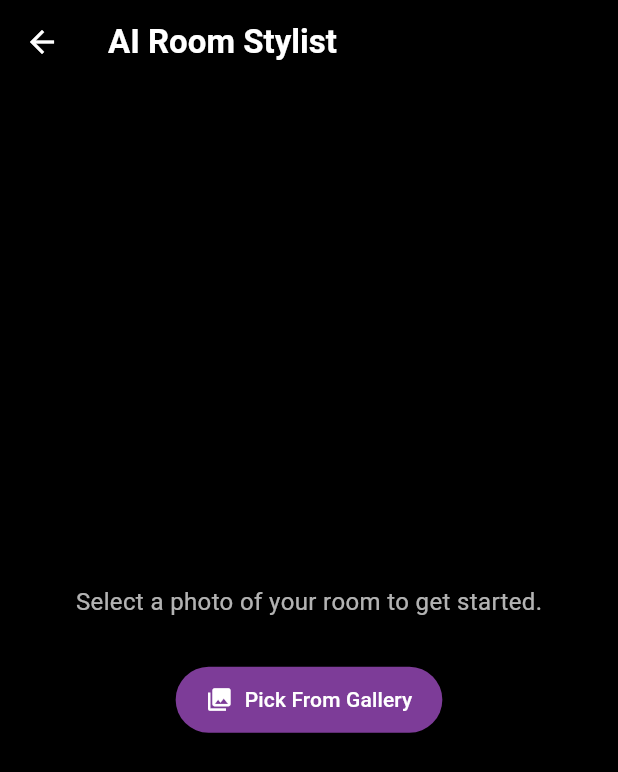
After one commit to adhiraj0905/artisan-swipe, a Flutter app: the screen it shows after launch, item 2 of the bottom bar chosen, after a tap on "AI Room Stylist", on a phone screen of 412 x 824 dp. The commit adds this screen. Shown: the top 772 px of the screen. Run offline on Flutter 3.47's test engine with Material 3 defaults, Android fonts, the light colour scheme and no system bars; our stand-ins replace cloud_firestore, firebase_core, google_fonts, image_picker, swipe_cards; accounts and stored records are empty.

Commit message:
Add AI Room Stylist feature with results screen(mock data)
Introduces AiRoomStylistScreen for users to upload room photos and receive stylist recommendations. Adds StylistResultsScreen to display AI-selected products with contextual notes and options to add items to cart or wishlist. Integrates the new feature into SearchScreen and main app logic, including new handlers for wishlist actions, need to implement ai  next

```diff
--- /dev/null
+++ b/lib/ai_room_stylist_screen.dart
@@ -0,0 +1,146 @@
+// lib/ai_room_stylist_screen.dart
+
+import 'dart:io';
+import 'package:flutter/material.dart';
+import 'package:image_picker/image_picker.dart';
+import 'models/product.dart'; // We'll need this
+import 'stylist_results_screen.dart';
+
+class AiRoomStylistScreen extends StatefulWidget {
+  final Function(ArtisanProduct) onAddToCart;
+  final Function(ArtisanProduct) onAddToWishlist;
+
+  const AiRoomStylistScreen({
+    Key? key,
+    required this.onAddToCart,
+    required this.onAddToWishlist,
+  }) : super(key: key);
+
+  @override
+  _AiRoomStylistScreenState createState() => _AiRoomStylistScreenState();
+}
+
+class _AiRoomStylistScreenState extends State<AiRoomStylistScreen> {
+  File? _image;
+  final picker = ImagePicker();
+  bool _isLoading = false;
+
+  Future<void> _pickImage() async {
+    final pickedFile = await picker.pickImage(source: ImageSource.gallery);
+    if (pickedFile != null) {
+      setState(() {
+        _image = File(pickedFile.path);
+      });
+    }
+  }
+
+  void _analyzeImage() {
+    if (_image == null) return;
+
+    setState(() { _isLoading = true; });
+
+    Future.delayed(const Duration(seconds: 4), () {
+      if (!mounted) return; // Check if the widget is still in the tree
+      setState(() { _isLoading = false; });
+
+      Navigator.push(
+        context,
+        MaterialPageRoute(
+          builder: (context) => StylistResultsScreen(
+            userImage: _image!,
+            onAddToCart: widget.onAddToCart,
+            onAddToWishlist: widget.onAddToWishlist,
+          ),
+        ),
+      );
+    });
+  }
+
+  @override
+  Widget build(BuildContext context) {
+    return Scaffold(
+      backgroundColor: Colors.black,
+      appBar: AppBar(
+        title: const Text('AI Room Stylist',
+          style: TextStyle(color: Colors.white, fontWeight: FontWeight.bold),
+          ),
+        backgroundColor: Colors.black,
+        iconTheme: const IconThemeData(color: Colors.white),
+      ),
+      body: Stack(
+        children: [
+          Center(
+            child: Column(
+              mainAxisAlignment: MainAxisAlignment.center,
+              children: [
+                if (_image == null)
+                  const Text(
+                    'Select a photo of your room to get started.',
+                    style: TextStyle(color: Colors.white70, fontSize: 16),
+                  )
+                else
+                  Padding(
+                    padding: const EdgeInsets.all(16.0),
+                    child: ClipRRect(
+                      borderRadius: BorderRadius.circular(12.0),
+                      child: Image.file(
+                        _image!,
+                        height: 300,
+                        width: 300,
+                        fit: BoxFit.cover,
+                      ),
+                    ),
+                  ),
+
+                const SizedBox(height: 30),
+
+                if (_image == null)
+                  ElevatedButton.icon(
+                    onPressed: _pickImage,
+                    icon: const Icon(Icons.photo_library),
+                    label: const Text('Pick From Gallery'),
+                    style: ElevatedButton.styleFrom(
+                      backgroundColor: const Color(0xFF7D3C98),
+                      foregroundColor: Colors.white,
+                      padding: const EdgeInsets.symmetric(horizontal: 20, vertical: 12),
+                    ),
+                  )
+                else
+                  ElevatedButton.icon(
+                    onPressed: _analyzeImage,
+                    icon: const Icon(Icons.auto_awesome),
+                    label: const Text('Analyze Room'),
+                    style: ElevatedButton.styleFrom(
+                      backgroundColor: Colors.green,
+                      foregroundColor: Colors.white,
+                      padding: const EdgeInsets.symmetric(horizontal: 20, vertical: 12),
+                    ),
+                  ),
+              ],
+            ),
+          ),
+
+          if (_isLoading)
+            Container(
+              color: Colors.black.withOpacity(0.7),
+              child: const Center(
+                child: Column(
+                  mainAxisAlignment: MainAxisAlignment.center,
+                  children: [
+                    CircularProgressIndicator(
+                      valueColor: AlwaysStoppedAnimation<Color>(Colors.white),
+                    ),
+                    SizedBox(height: 20),
+                    Text(
+                      'Our AI Stylist is analyzing your space...',
+                      style: TextStyle(color: Colors.white, fontSize: 16),
+                    ),
+                  ],
+                ),
+              ),
+            ),
+        ],
+      ),
+    );
+  }
+}
--- a/lib/main.dart
+++ b/lib/main.dart
@@ -6,6 +6,7 @@ import 'package:google_fonts/google_fonts.dart';
 import 'dart:async';
 import 'package:firebase_core/firebase_core.dart';
 import 'firebase_options.dart';
+import 'ai_room_stylist_screen.dart';
 
 void main() async {
   WidgetsFlutterBinding.ensureInitialized();
@@ -102,6 +103,16 @@ class _MainScreenState extends State<MainScreen> {
       _showCustomNotification('${product.title} added to bag.');
     });
   }
+  // Inside _MainScreenState in lib/main.dart
+
+  void _addToWishlist(ArtisanProduct product) {
+    setState(() {
+      if (!_favorites.any((fav) => fav.id == product.id)) {
+        _favorites.add(product);
+        _showCustomNotification('${product.title} added to wishlist.');
+      }
+    });
+  }
 
   Widget _buildCustomNotification() {
   // Use AnimatedPositioned to slide the widget up from the bottom
@@ -169,7 +180,11 @@ class _MainScreenState extends State<MainScreen> {
                   });
                 },
               ),
-              SearchScreen(onNavigateHome: _navigateToHome),
+              SearchScreen(
+      onNavigateHome: _navigateToHome,
+      onAddToCart: _addToCart,
+      onAddToWishlist: _addToWishlist,
+    ),
               WishlistScreen(
                 favorites: _favorites,
                 onRemoveFromWishlist: _removeFromWishlist,
@@ -744,7 +759,14 @@ class _SwipeDemoState extends State<SwipeDemo> with TickerProviderStateMixin {
 // ---------------------- SEARCH SCREEN ----------------------
 class SearchScreen extends StatefulWidget {
   final VoidCallback onNavigateHome;
-  const SearchScreen({Key? key, required this.onNavigateHome}) : super(key: key);
+  final Function(ArtisanProduct) onAddToCart;
+  final Function(ArtisanProduct) onAddToWishlist;
+  const SearchScreen({
+    Key? key,
+    required this.onNavigateHome,
+    required this.onAddToCart,
+    required this.onAddToWishlist,
+  }) : super(key: key);
 
   @override
   _SearchScreenState createState() => _SearchScreenState();
@@ -779,6 +801,8 @@ class _SearchScreenState extends State<SearchScreen> {
     super.dispose();
   }
 
+  // In lib/main.dart, replace the whole build method in _SearchScreenState
+
   @override
   Widget build(BuildContext context) {
     return PopScope(
@@ -796,6 +820,7 @@ class _SearchScreenState extends State<SearchScreen> {
       },
       child: Scaffold(
         backgroundColor: Colors.black,
+        // The FloatingActionButton has been REMOVED from here.
         body: GestureDetector(
           onTap: () => _focusNode.unfocus(),
           child: SafeArea(
@@ -806,6 +831,40 @@ class _SearchScreenState extends State<SearchScreen> {
                 children: [
                   _buildSearchBar(),
                   const SizedBox(height: 20),
+
+                  // --- NEW BUTTON ADDED HERE ---
+                  // Only show this button when the user is NOT actively typing in the search bar
+                  if (!_isSearching)
+                    Padding(
+                      padding: const EdgeInsets.symmetric(vertical: 8.0),
+                      child: ElevatedButton.icon(
+                        icon: const Icon(Icons.auto_awesome, color: Colors.white),
+                        label: const Text(
+                          'AI Room Stylist',
+                          style: TextStyle(color: Colors.white, fontWeight: FontWeight.bold),
+                        ),
+                        onPressed: () {
+                          Navigator.push(
+                            context,
+                            MaterialPageRoute(
+                              builder: (context) => AiRoomStylistScreen(
+                                onAddToCart: widget.onAddToCart,
+                                onAddToWishlist: widget.onAddToWishlist,
+                              ),
+                            ),
+                          );
+                        },
+                        style: ElevatedButton.styleFrom(
+                          backgroundColor: const Color(0xFF7D3C98).withOpacity(0.5),
+                          minimumSize: const Size(double.infinity, 50), // Make it full-width
+                          shape: RoundedRectangleBorder(
+                            borderRadius: BorderRadius.circular(12),
+                          ),
+                          side: BorderSide(color: const Color(0xFF7D3C98)),
+                        ),
+                      ),
+                    ),
+
                   Expanded(
                     child: _isSearching
                         ? _buildActiveSearchView()
@@ -819,7 +878,6 @@ class _SearchScreenState extends State<SearchScreen> {
       ),
     );
   }
-
   Widget _buildSearchBar() {
     return Padding(
       padding: const EdgeInsets.only(top: 20.0),
```
Also changed, not shown: lib/stylist_results_screen.dart (added, +188 -0 lines).
